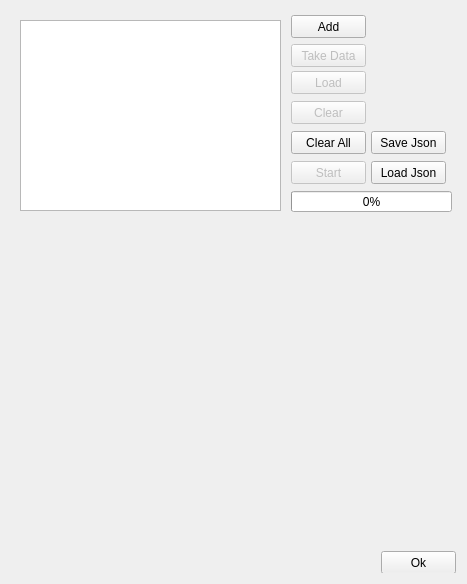
First picture: the form in SpidrMpx3Eq/qcstmBHWindow.ui, repository navrit/dexter, before the edit.
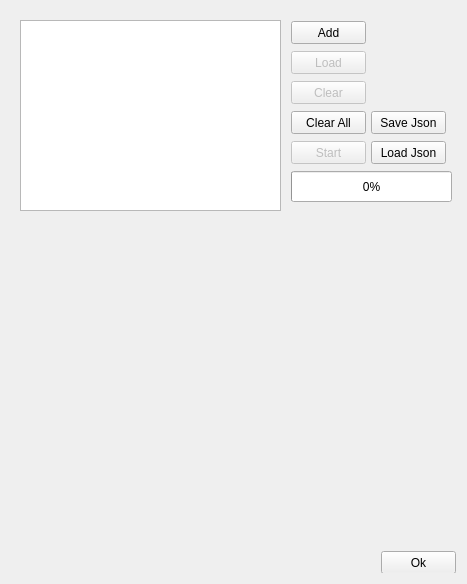
Second picture: the form after the edit. Custom widgets are drawn as their Qt base class.

Commit message: removed takeData button. Put plotting algorithm into its own function (on_plot())

```diff
--- a/SpidrMpx3Eq/qcstmBHWindow.ui
+++ b/SpidrMpx3Eq/qcstmBHWindow.ui
@@ -33,7 +33,7 @@
       <property name="geometry">
        <rect>
         <x>280</x>
-        <y>4</y>
+        <y>10</y>
         <width>75</width>
         <height>23</height>
        </rect>
@@ -52,7 +52,7 @@
       <property name="geometry">
        <rect>
         <x>280</x>
-        <y>120</y>
+        <y>100</y>
         <width>75</width>
         <height>23</height>
        </rect>
@@ -61,22 +61,6 @@
        <string>Clear All</string>
       </property>
      </widget>
-     <widget class="QPushButton" name="dataButton">
-      <property name="enabled">
-       <bool>false</bool>
-      </property>
-      <property name="geometry">
-       <rect>
-        <x>280</x>
-        <y>33</y>
-        <width>75</width>
-        <height>23</height>
-       </rect>
-      </property>
-      <property name="text">
-       <string>Take Data</string>
-      </property>
-     </widget>
      <widget class="QPushButton" name="clearButton">
       <property name="enabled">
        <bool>false</bool>
@@ -84,7 +68,7 @@
       <property name="geometry">
        <rect>
         <x>280</x>
-        <y>90</y>
+        <y>70</y>
         <width>75</width>
         <height>23</height>
        </rect>
@@ -110,7 +94,7 @@
       <property name="geometry">
        <rect>
         <x>280</x>
-        <y>60</y>
+        <y>40</y>
         <width>75</width>
         <height>23</height>
        </rect>
@@ -123,9 +107,9 @@
       <property name="geometry">
        <rect>
         <x>280</x>
-        <y>180</y>
+        <y>160</y>
         <width>161</width>
-        <height>21</height>
+        <height>31</height>
        </rect>
       </property>
       <property name="value">
@@ -139,7 +123,7 @@
       <property name="geometry">
        <rect>
         <x>280</x>
-        <y>150</y>
+        <y>130</y>
         <width>75</width>
         <height>23</height>
        </rect>
@@ -165,7 +149,7 @@
       <property name="geometry">
        <rect>
         <x>360</x>
-        <y>150</y>
+        <y>130</y>
         <width>75</width>
         <height>23</height>
        </rect>
@@ -178,7 +162,7 @@
       <property name="geometry">
        <rect>
         <x>360</x>
-        <y>120</y>
+        <y>100</y>
         <width>75</width>
         <height>23</height>
        </rect>
```
The commit also changes 2 other files.
